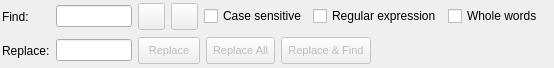
Qt form libpgmodeler_ui/ui/findreplacewidget.ui (pgmodeler/pgmodeler) before a commit.
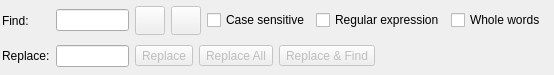
The same form after that commit. Icons and pictures are not drawn.

```diff
--- a/libpgmodeler_ui/ui/findreplacewidget.ui
+++ b/libpgmodeler_ui/ui/findreplacewidget.ui
@@ -7,7 +7,7 @@
     <x>0</x>
     <y>0</y>
     <width>554</width>
-    <height>68</height>
+    <height>75</height>
    </rect>
   </property>
   <property name="sizePolicy">
@@ -42,17 +42,6 @@
        <property name="enabled">
         <bool>false</bool>
        </property>
-       <property name="minimumSize">
-        <size>
-         <width>62</width>
-         <height>27</height>
-        </size>
-       </property>
-       <property name="font">
-        <font>
-         <pointsize>8</pointsize>
-        </font>
-       </property>
        <property name="toolTip">
         <string>Replace one occurrence</string>
        </property>
@@ -75,17 +64,6 @@
        <property name="enabled">
         <bool>false</bool>
        </property>
-       <property name="minimumSize">
-        <size>
-         <width>0</width>
-         <height>27</height>
-        </size>
-       </property>
-       <property name="font">
-        <font>
-         <pointsize>8</pointsize>
-        </font>
-       </property>
        <property name="toolTip">
         <string>Replace all occurrences</string>
        </property>
@@ -108,17 +86,6 @@
        <property name="enabled">
         <bool>false</bool>
        </property>
-       <property name="minimumSize">
-        <size>
-         <width>0</width>
-         <height>27</height>
-        </size>
-       </property>
-       <property name="font">
-        <font>
-         <pointsize>8</pointsize>
-        </font>
-       </property>
        <property name="toolTip">
         <string>Replace the selection and find the next one</string>
        </property>
@@ -178,12 +145,6 @@
        <property name="enabled">
         <bool>false</bool>
        </property>
-       <property name="minimumSize">
-        <size>
-         <width>27</width>
-         <height>27</height>
-        </size>
-       </property>
        <property name="font">
         <font>
          <pointsize>8</pointsize>
@@ -201,8 +162,8 @@
        </property>
        <property name="iconSize">
         <size>
-         <width>20</width>
-         <height>20</height>
+         <width>22</width>
+         <height>22</height>
         </size>
        </property>
        <property name="shortcut">
@@ -218,12 +179,6 @@
        <property name="enabled">
         <bool>false</bool>
        </property>
-       <property name="minimumSize">
-        <size>
-         <width>27</width>
-         <height>27</height>
-        </size>
-       </property>
        <property name="font">
         <font>
          <pointsize>8</pointsize>
@@ -241,8 +196,8 @@
        </property>
        <property name="iconSize">
         <size>
-         <width>20</width>
-         <height>20</height>
+         <width>22</width>
+         <height>22</height>
         </size>
        </property>
        <property name="shortcut">
```
